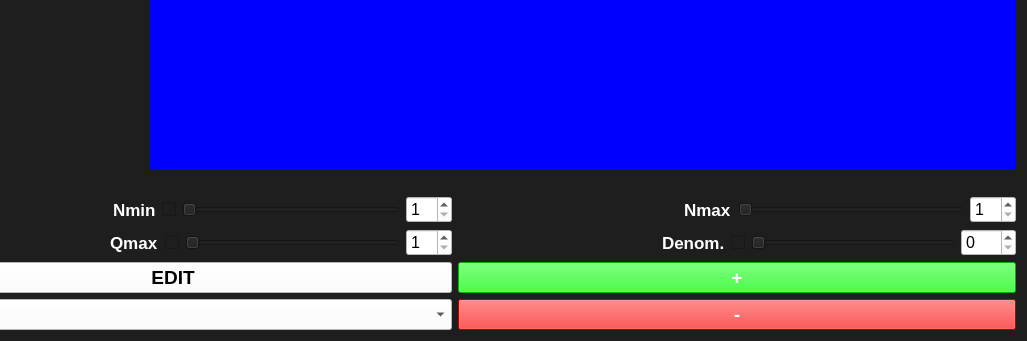
odevincenti/TC_TP4, file Frontend/Designer/tp4.ui: the form before one commit; both pictures show x 117 to 1144 and y 508 to 849 of the 1144 by 849 pixel window.
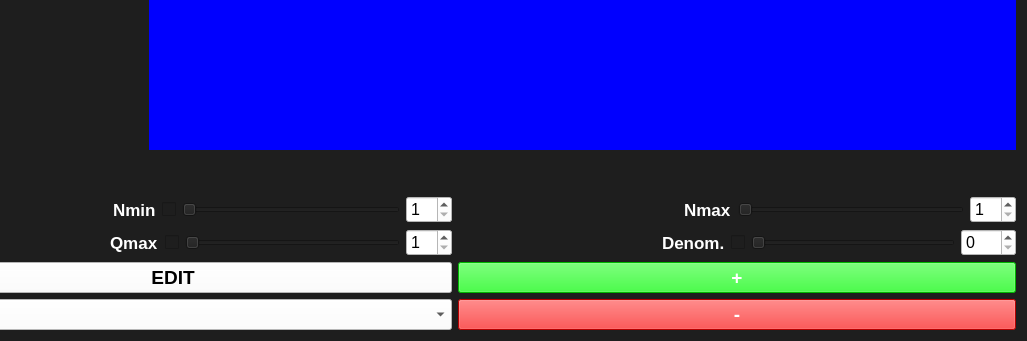
The form after the commit. Custom widgets are drawn as their Qt base class.

The edit to the form file:
```diff
--- a/Frontend/Designer/tp4.ui
+++ b/Frontend/Designer/tp4.ui
@@ -577,6 +577,23 @@
              </item>
             </layout>
            </item>
+           <item>
+            <layout class="QVBoxLayout" name="Toolbar1">
+             <item>
+              <spacer name="horizontalSpacer_6">
+               <property name="orientation">
+                <enum>Qt::Horizontal</enum>
+               </property>
+               <property name="sizeHint" stdset="0">
+                <size>
+                 <width>40</width>
+                 <height>20</height>
+                </size>
+               </property>
+              </spacer>
+             </item>
+            </layout>
+           </item>
            <item>
             <spacer name="horizontalSpacer_3">
              <property name="orientation">
```
